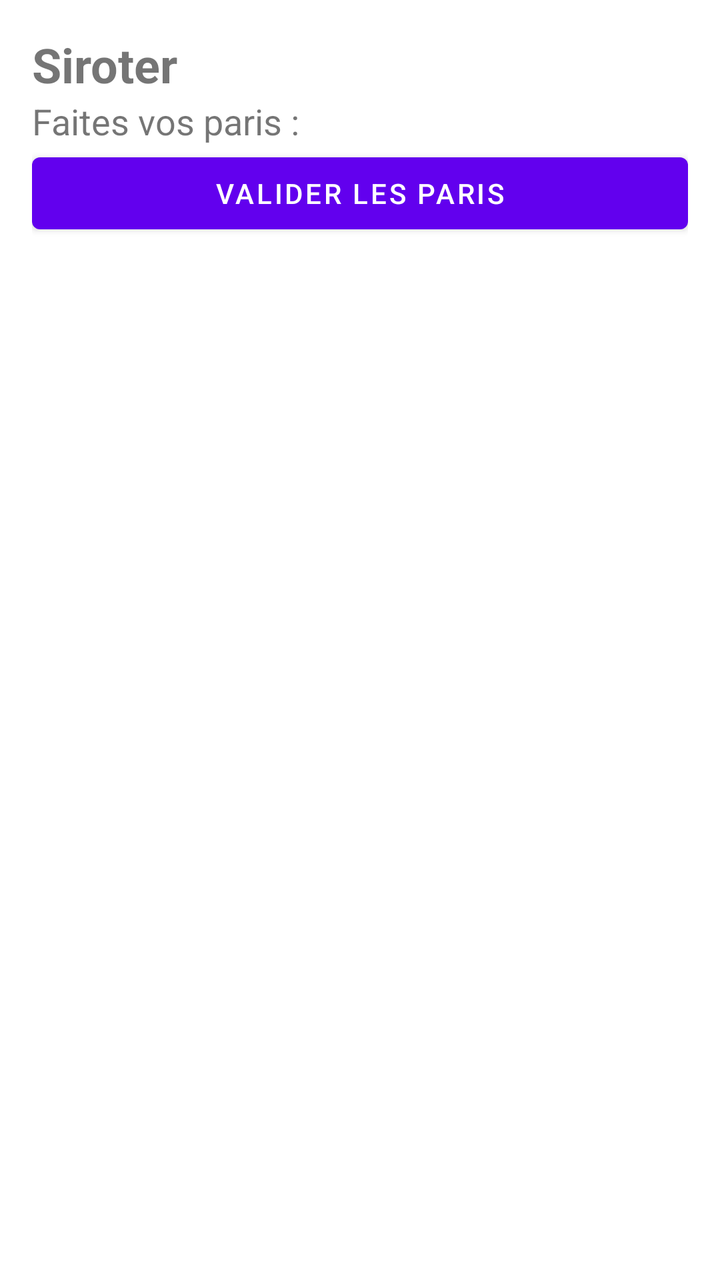
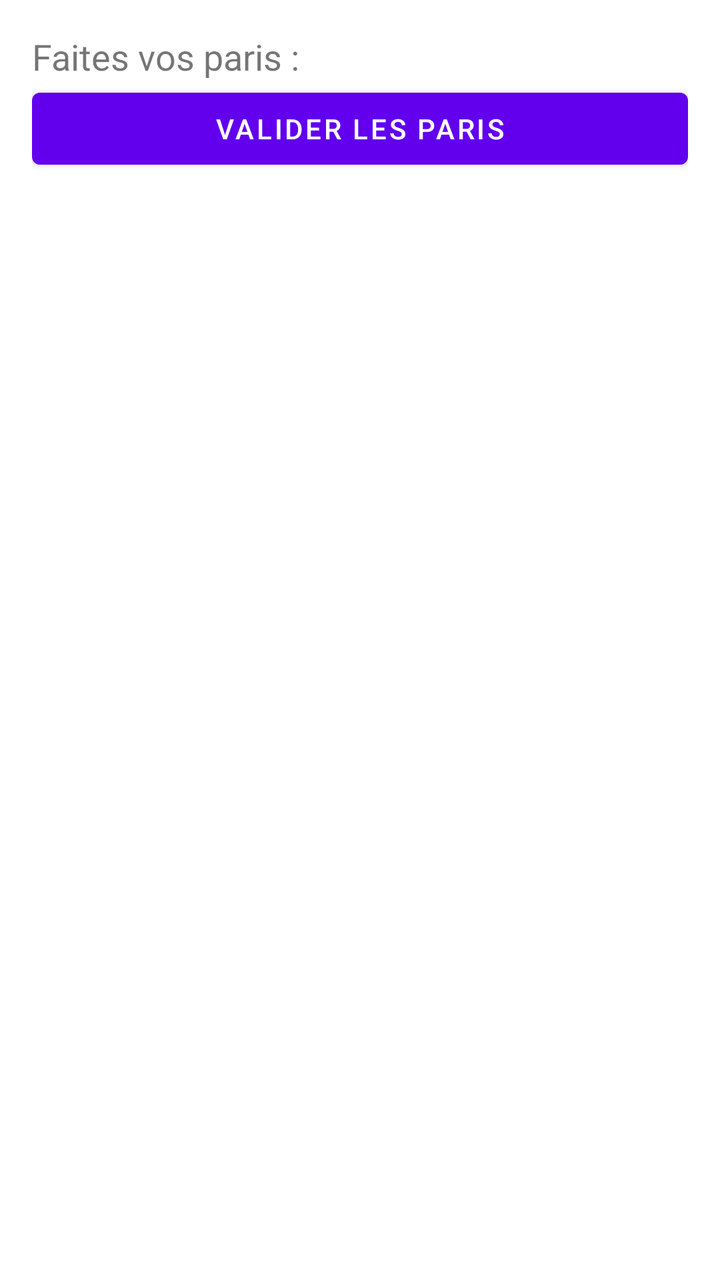

The first picture is an Android layout as it rendered before a commit; the second is the same layout after the commit. The layout source and the unified diff follow.
<!-- AndroidManifest.xml: application theme Theme.CulDeChouette -->
<!-- res/layout/activity_siroter.xml -->
<LinearLayout xmlns:android="http://schemas.android.com/apk/res/android"
    xmlns:tools="http://schemas.android.com/tools"
    android:layout_width="match_parent"
    android:layout_height="match_parent"
    android:orientation="vertical"
    android:padding="16dp"
    tools:context=".SiroterActivity">

    <TextView
        android:id="@+id/siroterTitle"
        android:layout_width="match_parent"
        android:layout_height="wrap_content"
        android:text="Siroter"
        android:textSize="24sp"
        android:textStyle="bold" />

    <TextView
        android:id="@+id/siroterMessage"
        android:layout_width="match_parent"
        android:layout_height="wrap_content"
        android:text="Faites vos paris :"
        android:textSize="18sp" />

    <ListView
        android:id="@+id/playersListView"
        android:layout_width="match_parent"
        android:layout_height="wrap_content" />

    <Button
        android:id="@+id/validateBetButton"
        android:layout_width="match_parent"
        android:layout_height="wrap_content"
        android:text="Valider les paris"
        android:enabled="true" />

    <com.example.culdechouette.DiceEditText
        android:id="@+id/diceEditText"
        android:layout_width="match_parent"
        android:layout_height="wrap_content"
        android:hint="Valeur du dé"
        android:visibility="gone" />

    <Button
        android:id="@+id/validateScoreButton"
        android:layout_width="match_parent"
        android:layout_height="wrap_content"
        android:text="Valider le score"
        android:visibility="gone" />
</LinearLayout>
<!-- resources referenced by this layout -->
<resources>
  <style name="Theme.CulDeChouette" parent="Theme.MaterialComponents.DayNight.DarkActionBar">
          
          <item name="colorPrimary">@color/purple_500</item>
          <item name="colorPrimaryVariant">@color/purple_700</item>
          <item name="colorOnPrimary">@color/white</item>
          
          <item name="colorSecondary">@color/teal_200</item>
          <item name="colorSecondaryVariant">@color/teal_700</item>
          <item name="colorOnSecondary">@color/black</item>
          
          <item name="android:statusBarColor" tools:targetApi="l">?attr/colorPrimaryVariant</item>
          
      </style>
  <color name="purple_500">#FF6200EE</color>
  <color name="purple_700">#FF3700B3</color>
  <color name="white">#FFFFFFFF</color>
  <color name="teal_200">#FF03DAC5</color>
  <color name="teal_700">#FF018786</color>
  <color name="black">#FF000000</color>
</resources>

<!-- the commit's change to res/layout/activity_siroter.xml (unified diff, before → after) -->
@@ -7,18 +7,9 @@
     tools:context=".SiroterActivity">
 
     <TextView
-        android:id="@+id/siroterTitle"
         android:layout_width="match_parent"
         android:layout_height="wrap_content"
-        android:text="Siroter"
-        android:textSize="24sp"
-        android:textStyle="bold" />
-
-    <TextView
-        android:id="@+id/siroterMessage"
-        android:layout_width="match_parent"
-        android:layout_height="wrap_content"
-        android:text="Faites vos paris :"
+        android:text="@string/bet"
         android:textSize="18sp" />
 
     <ListView
@@ -30,20 +21,20 @@
         android:id="@+id/validateBetButton"
         android:layout_width="match_parent"
         android:layout_height="wrap_content"
-        android:text="Valider les paris"
+        android:text="@string/validate_bet"
         android:enabled="true" />
 
     <com.example.culdechouette.DiceEditText
         android:id="@+id/diceEditText"
         android:layout_width="match_parent"
         android:layout_height="wrap_content"
-        android:hint="Valeur du dé"
+        android:hint="@string/dice"
         android:visibility="gone" />
 
     <Button
         android:id="@+id/validateScoreButton"
         android:layout_width="match_parent"
         android:layout_height="wrap_content"
-        android:text="Valider le score"
+        android:text="@string/validate_score"
         android:visibility="gone" />
 </LinearLayout>
<!-- resource entries referenced after the edit -->
@@ -1,5 +1,9 @@
 <!-- resources referenced by this layout -->
 <resources>
+  <string name="bet">Faites vos paris :\ </string>
+  <string name="dice">Valeur du dé</string>
+  <string name="validate_bet">Valider les paris</string>
+  <string name="validate_score">Valider le score</string>
   <style name="Theme.CulDeChouette" parent="Theme.MaterialComponents.DayNight.DarkActionBar">
           
           <item name="colorPrimary">@color/purple_500</item>
